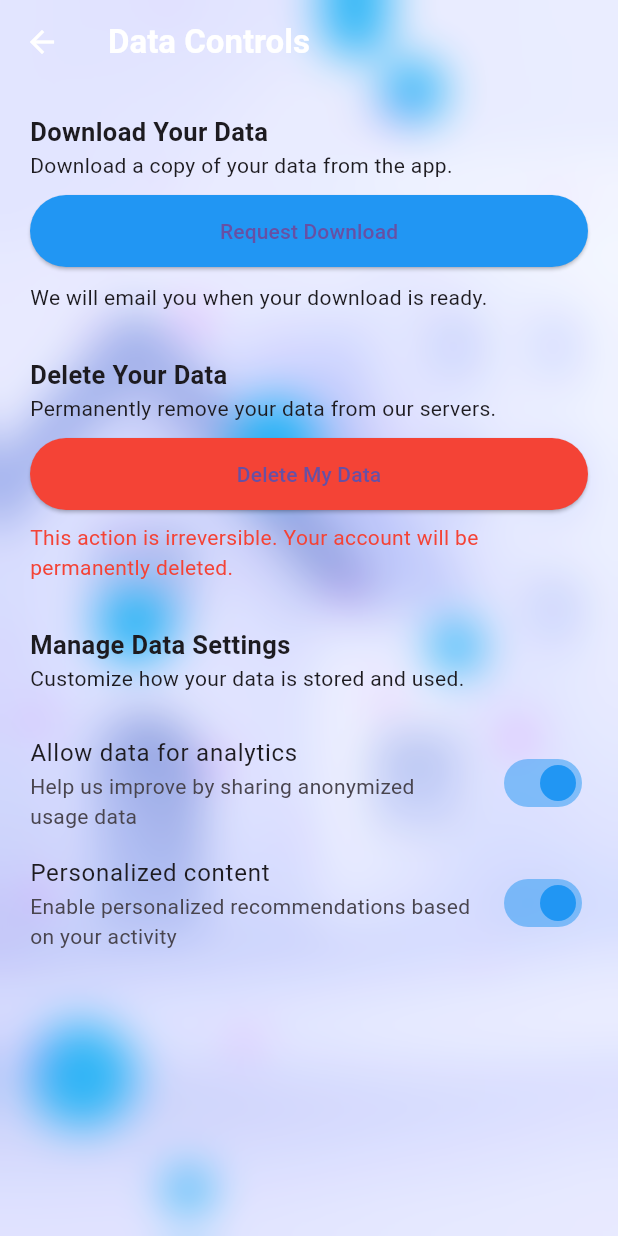
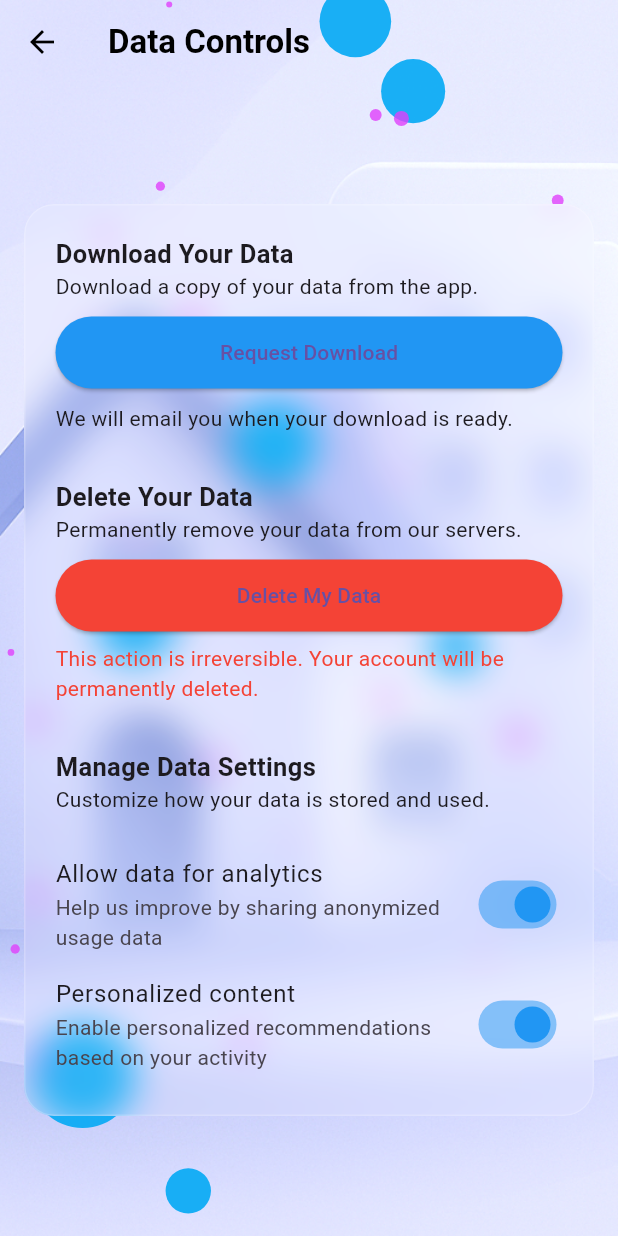
Before and after one commit to Naman9528/Real-Estate-App, a Flutter app: the DataControlsPage screen opened directly, on a phone screen of 412 x 824 dp. Run offline on Flutter 3.47's test engine with Material 3 defaults, Android fonts, the phone set to English and light mode, and no system bars; our stand-ins replace flutter_staggered_animations.

Commit message:
Changes in settings

```diff
--- a/lib/settings_data_control.dart
+++ b/lib/settings_data_control.dart
@@ -50,6 +50,7 @@
       appBar: AppBar(
         title: Text('Data Controls', style: TextStyle(fontWeight: FontWeight.bold)),
         backgroundColor: Colors.transparent,
+        foregroundColor: Colors.black,
         elevation: 0,
         leading: IconButton(
           icon: Icon(Icons.arrow_back),
@@ -58,19 +59,30 @@
       ),
       body: Stack(
         children: [
-          // 🌄 Animated Background
-          AnimatedBackgroundpage(showPropertyCards: false), // Use the animated background
+          // Background
+          const AnimatedBackgroundpage(showPropertyCards: false),
 
-          // Glassmorphism effect
-          BackdropFilter(
-            filter: ImageFilter.blur(sigmaX: 15, sigmaY: 15),
+          SafeArea(
+            child: Padding(
+              padding: const EdgeInsets.all(16),
+              child: Center(
+                child: ClipRRect(
+                  borderRadius: BorderRadius.circular(20),
+                  child: BackdropFilter(
+                    filter: ImageFilter.blur(sigmaX: 12, sigmaY: 12),
                     child: Container(
+                      width: double.infinity,
+                      decoration: BoxDecoration(
                         color: Colors.white.withOpacity(0.1),
+                        borderRadius: BorderRadius.circular(20),
+                        border: Border.all(color: Colors.white.withOpacity(0.2)),
+                      ),
                       padding: const EdgeInsets.all(20),
                       child: ListView(
+                        shrinkWrap: true,
                         children: [
                           _buildSectionTitle('Download Your Data'),
-                  Text('Download a copy of your data from the app.'),
+                          const Text('Download a copy of your data from the app.'),
                           const SizedBox(height: 10),
                           ElevatedButton(
                             onPressed: _requestDownload,
@@ -78,14 +90,14 @@
                               backgroundColor: Colors.blue,
                               padding: const EdgeInsets.symmetric(vertical: 14),
                             ),
-                    child: Text('Request Download'),
+                            child: const Text('Request Download'),
                           ),
                           const SizedBox(height: 10),
-                  Text('We will email you when your download is ready.'),
+                          const Text('We will email you when your download is ready.'),
                           const SizedBox(height: 30),
 
                           _buildSectionTitle('Delete Your Data'),
-                  Text('Permanently remove your data from our servers.'),
+                          const Text('Permanently remove your data from our servers.'),
                           const SizedBox(height: 10),
                           ElevatedButton(
                             onPressed: _deleteData,
@@ -93,17 +105,17 @@
                               backgroundColor: Colors.red,
                               padding: const EdgeInsets.symmetric(vertical: 14),
                             ),
-                    child: Text('Delete My Data'),
+                            child: const Text('Delete My Data'),
                           ),
                           const SizedBox(height: 8),
-                  Text(
+                          const Text(
                             'This action is irreversible. Your account will be permanently deleted.',
                             style: TextStyle(color: Colors.red),
                           ),
                           const SizedBox(height: 30),
 
                           _buildSectionTitle('Manage Data Settings'),
-                  Text('Customize how your data is stored and used.'),
+                          const Text('Customize how your data is stored and used.'),
                           const SizedBox(height: 20),
 
                           _buildSwitchTile(
@@ -119,6 +131,10 @@
                             onChanged: (val) => setState(() => personalizedContent = val),
                           ),
                         ],
+                      ),
+                    ),
+                  ),
+                ),
               ),
             ),
           ),
--- a/lib/settings_home.dart
+++ b/lib/settings_home.dart
@@ -103,6 +103,7 @@
           style: TextStyle(fontWeight: FontWeight.bold, fontSize: 30),
         ),
         backgroundColor: Colors.transparent,
+        foregroundColor: Colors.black,
         elevation: 0,
       ),
       body: GestureDetector(
--- a/lib/settings_profile.dart
+++ b/lib/settings_profile.dart
@@ -36,6 +36,7 @@
           onPressed: () => Navigator.pop(context),
         ),
         backgroundColor: Colors.transparent,
+        foregroundColor: Colors.black,
         elevation: 0,
       ),
       body: Stack(
--- a/lib/settings_security.dart
+++ b/lib/settings_security.dart
@@ -69,6 +69,7 @@
           style: TextStyle(fontWeight: FontWeight.bold),
         ),
         backgroundColor: Colors.transparent,
+        foregroundColor: Colors.black,
         elevation: 0,
         leading: IconButton(
           icon: const Icon(Icons.arrow_back),
```
Also changed, not shown: lib/settings_notification.dart (+10 -10 lines), lib/settings_privacy.dart (+4 -3 lines). Lines whose indentation alone changed are shown as unchanged.
